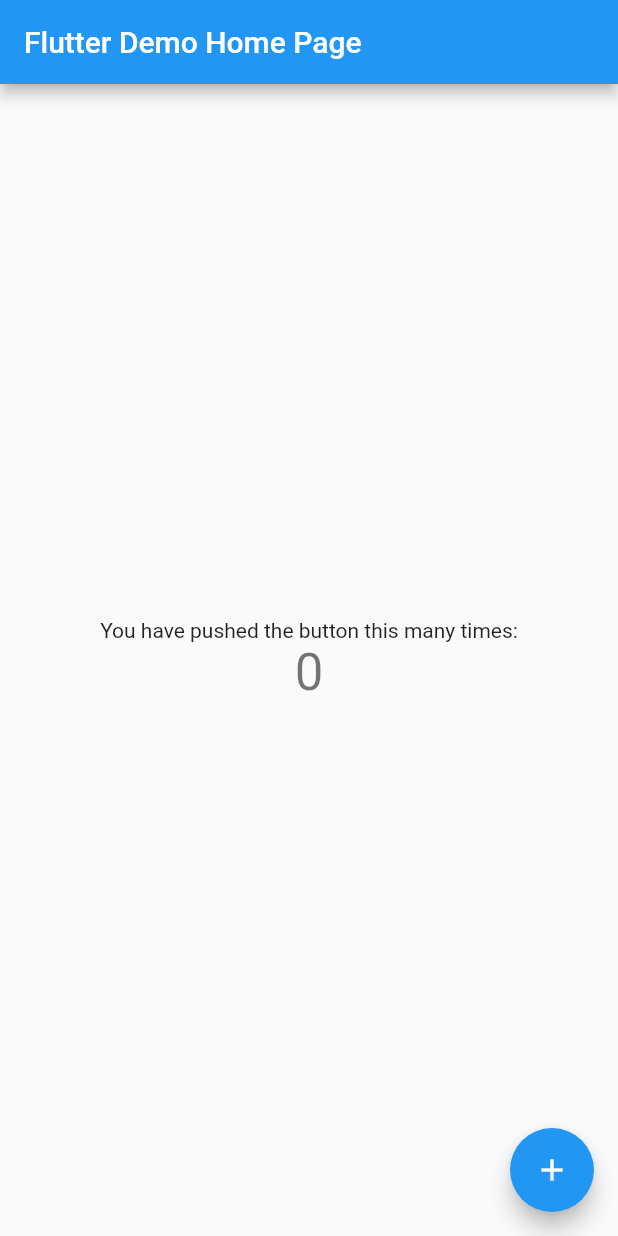
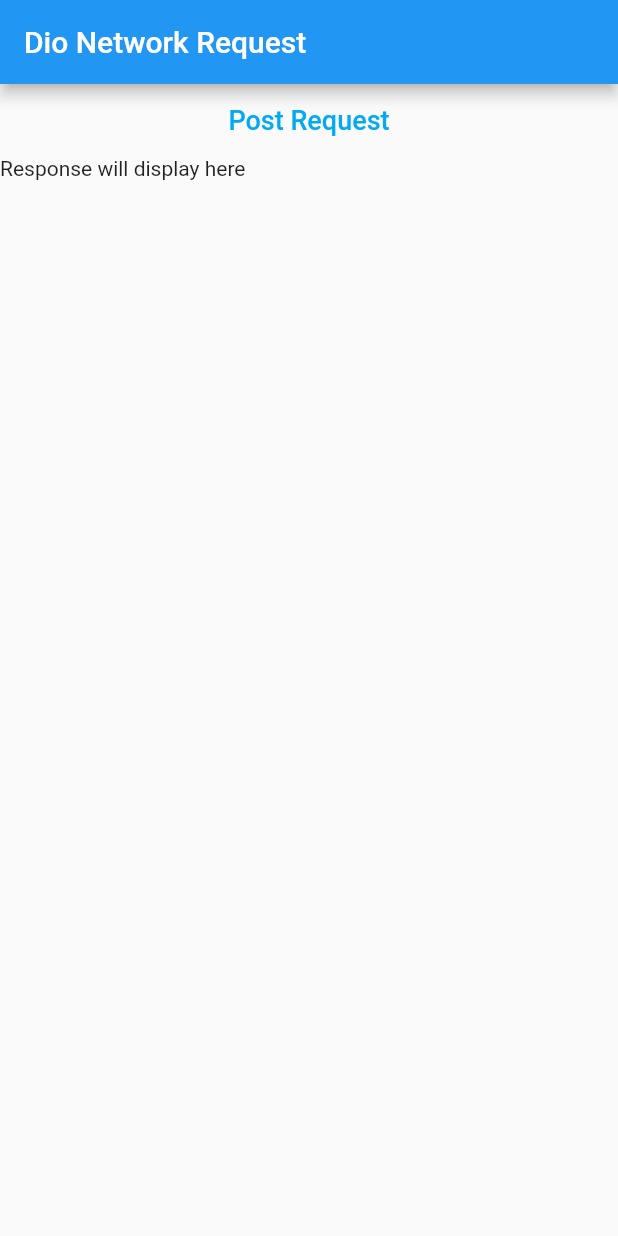
Before and after one commit to mustafal/odoo_json_rpc_flutter, a Flutter app: the screen it shows after launch, on a phone screen of 412 x 824 dp. Run offline on Flutter 3.47's test engine with Material 2 defaults, Android fonts, the phone set to English and light mode, and no system bars; our stand-ins replace cookie_jar, device_info, dio, dio_cookie_manager; missing offline and left inert: dart:ffi, dio_flutter_transformer.

Commit message:
[ADD] basic sample with `authenticate` & `search.read`

```diff
--- /dev/null
+++ b/lib/config/config.dart
@@ -0,0 +1,17 @@
+class Config {
+  static const BaseUrl = 'http://704276-12-0-81f4e6.runbot23.odoo.com/';
+  static const Timeout = 60000;
+
+  static const Email = 'admin';
+  static const Password = 'admin';
+  static const Database = '704276-12-0-81f4e6-all';
+
+  static const LogNetworkRequest = true;
+  static const LogNetworkRequestHeader = true;
+  static const LogNetworkRequestBody = true;
+  static const LogNetworkResponseHeader = true;
+  static const LogNetworkResponseBody = true;
+  static const LogNetworkError = true;
+
+  const Config._();
+}
--- /dev/null
+++ b/lib/config/dio_factory.dart
@@ -0,0 +1,77 @@
+import 'dart:ffi';
+import 'dart:io';
+
+import 'package:cookie_jar/cookie_jar.dart';
+import 'package:device_info/device_info.dart';
+import 'package:dio/dio.dart';
+import 'package:dio_cookie_manager/dio_cookie_manager.dart';
+import 'package:dio_flutter_transformer/dio_flutter_transformer.dart';
+import 'package:flutter/foundation.dart';
+import 'package:odoo_json_rpc_flutter/config/config.dart';
+import 'package:path_provider/path_provider.dart';
+
+class DioFactory {
+  static final _singleton = DioFactory._instance();
+
+  static Dio get dio => _singleton._dio;
+
+  static var _deviceName = 'Generic Device';
+  static var _cookiesPath = './.cookies/';
+
+  static Future<Void> computeDeviceInfo() async {
+    if (Platform.isAndroid || Platform.isIOS) {
+      DeviceInfoPlugin deviceInfo = DeviceInfoPlugin();
+      if (Platform.isAndroid) {
+        AndroidDeviceInfo androidInfo = await deviceInfo.androidInfo;
+        _deviceName = '${androidInfo.brand} ${androidInfo.model}';
+      } else {
+        IosDeviceInfo iosInfo = await deviceInfo.iosInfo;
+        _deviceName = iosInfo.utsname.machine;
+      }
+    } else if (Platform.isFuchsia) {
+      _deviceName = 'Generic Fuchsia Device';
+    } else if (Platform.isLinux) {
+      _deviceName = 'Generic Linux Device';
+    } else if (Platform.isMacOS) {
+      _deviceName = 'Generic Macintosh Device';
+    } else if (Platform.isWindows) {
+      _deviceName = 'Generic Windows Device';
+    }
+
+    final directory = await getApplicationDocumentsDirectory();
+    _cookiesPath = '${directory.path}/.cookies/';
+
+    return Void();
+  }
+
+  Dio _dio;
+
+  DioFactory._instance() {
+    _dio = Dio(
+      BaseOptions(
+        baseUrl: Config.BaseUrl,
+        headers: {
+          HttpHeaders.userAgentHeader: _deviceName,
+        },
+        connectTimeout: Config.Timeout,
+        receiveTimeout: Config.Timeout,
+        sendTimeout: Config.Timeout,
+      ),
+    );
+    _dio.interceptors.add(CookieManager(PersistCookieJar(dir: _cookiesPath)));
+    _dio.transformer = FlutterTransformer();
+    if (!kReleaseMode) {
+      _dio.interceptors.add(LogInterceptor(
+        request: Config.LogNetworkRequest,
+        requestHeader: Config.LogNetworkRequestHeader,
+        requestBody: Config.LogNetworkRequestBody,
+        responseHeader: Config.LogNetworkResponseHeader,
+        responseBody: Config.LogNetworkResponseBody,
+        error: Config.LogNetworkError,
+        logPrint: (Object object) {
+          debugPrint(object, wrapWidth: 768);
+        },
+      ));
+    }
+  }
+}
--- /dev/null
+++ b/lib/entities/error/odoo_error.dart
@@ -0,0 +1,39 @@
+import 'package:odoo_json_rpc_flutter/entities/error/data.dart';
+
+class OdooError {
+  var code = 200;
+  var message = '';
+  var data = Data();
+
+  OdooError();
+
+  OdooError.fromJsonMap(Map<String, dynamic> map)
+      : code = map['code'] ?? 200,
+        message = map['message'] ?? '',
+        data = Data.fromJsonMap(map['data'] ?? {});
+
+  Map<String, dynamic> toJson() {
+    final data = Map<String, dynamic>();
+    data['code'] = code;
+    data['message'] = message;
+    data['data'] = this.data.toJson();
+    return data;
+  }
+
+  @override
+  bool operator ==(Object other) =>
+      identical(this, other) ||
+      other is OdooError &&
+          runtimeType == other.runtimeType &&
+          code == other.code &&
+          message == other.message &&
+          data == other.data;
+
+  @override
+  int get hashCode => code.hashCode ^ message.hashCode ^ data.hashCode;
+
+  @override
+  String toString() {
+    return 'OdooError{code: $code, message: $message, data: $data}';
+  }
+}
--- /dev/null
+++ b/lib/entities/web.session.authenticate/authenticate_request.dart
@@ -0,0 +1,44 @@
+import 'package:odoo_json_rpc_flutter/entities/web.session.authenticate/params.dart';
+
+class AuthenticateRequest {
+  var jsonRpc = '2.0';
+  var method = 'call';
+  var id = 0;
+  var params = Params();
+
+  AuthenticateRequest();
+
+  AuthenticateRequest.dynamic(Map<String, dynamic> map)
+      : jsonRpc = map['jsonrpc'] ?? '2.0',
+        method = map['method'] ?? 'call',
+        id = map['id'] ?? 0,
+        params = Params.fromJsonMap(map['params'] ?? {});
+
+  Map<String, dynamic> toJson() {
+    final data = Map<String, dynamic>();
+    data['jsonrpc'] = jsonRpc;
+    data['method'] = method;
+    data['id'] = id;
+    data['params'] = params == null ? null : params.toJson();
+    return data;
+  }
+
+  @override
+  bool operator ==(Object other) =>
+      identical(this, other) ||
+      other is AuthenticateRequest &&
+          runtimeType == other.runtimeType &&
+          jsonRpc == other.jsonRpc &&
+          method == other.method &&
+          id == other.id &&
+          params == other.params;
+
+  @override
+  int get hashCode =>
+      jsonRpc.hashCode ^ method.hashCode ^ id.hashCode ^ params.hashCode;
+
+  @override
+  String toString() {
+    return 'AuthenticateRequest{jsonRpc: $jsonRpc, method: $method, id: $id, params: $params}';
+  }
+}
--- /dev/null
+++ b/lib/entities/web.session.authenticate/authenticate_response.dart
@@ -0,0 +1,53 @@
+import 'package:odoo_json_rpc_flutter/entities/error/odoo_error.dart';
+import 'package:odoo_json_rpc_flutter/entities/web.session.authenticate/result.dart';
+
+class AuthenticateResponse {
+  var jsonRpc = '2.0';
+  var id = 0;
+  var result = Result();
+  var error = OdooError();
+
+  AuthenticateResponse();
+
+  bool get isSuccessful => !isError;
+
+  bool get isError => error.message.isNotEmpty;
+
+  int get errorCode => error.code;
+
+  String get errorMessage => error.data.message;
+
+  AuthenticateResponse.fromJsonMap(Map<String, dynamic> map)
+      : jsonRpc = map['jsonrpc'] ?? '2.0',
+        id = map['id'] ?? 0,
+        result = Result.fromJsonMap(map['result'] ?? {}),
+        error = OdooError.fromJsonMap(map['error'] ?? {});
+
+  Map<String, dynamic> toJson() {
+    final data = Map<String, dynamic>();
+    data['jsonrpc'] = jsonRpc;
+    data['id'] = id;
+    data['result'] = result.toJson();
+    data['error'] = error.toJson();
+    return data;
+  }
+
+  @override
+  bool operator ==(Object other) =>
+      identical(this, other) ||
+      other is AuthenticateResponse &&
+          runtimeType == other.runtimeType &&
+          jsonRpc == other.jsonRpc &&
+          id == other.id &&
+          result == other.result &&
+          error == other.error;
+
+  @override
+  int get hashCode =>
+      jsonRpc.hashCode ^ id.hashCode ^ result.hashCode ^ error.hashCode;
+
+  @override
+  String toString() {
+    return 'AuthenticateResponse{jsonRpc: $jsonRpc, id: $id, result: $result, error: $error}';
+  }
+}
--- /dev/null
+++ b/lib/entities/web.session.authenticate/params.dart
@@ -0,0 +1,37 @@
+class Params {
+  var login = '';
+  var password = '';
+  var db = '';
+
+  Params();
+
+  Params.fromJsonMap(Map<String, dynamic> map)
+      : login = map['login'] ?? '',
+        password = map['password'] ?? '',
+        db = map['db'] ?? '';
+
+  Map<String, dynamic> toJson() {
+    final data = Map<String, dynamic>();
+    data['login'] = login;
+    data['password'] = password;
+    data['db'] = db;
+    return data;
+  }
+
+  @override
+  bool operator ==(Object other) =>
+      identical(this, other) ||
+      other is Params &&
+          runtimeType == other.runtimeType &&
+          login == other.login &&
+          password == other.password &&
+          db == other.db;
+
+  @override
+  int get hashCode => login.hashCode ^ password.hashCode ^ db.hashCode;
+
+  @override
+  String toString() {
+    return 'Params{login: $login, password: $password, db: $db}';
+  }
+}
--- /dev/null
+++ b/lib/entities/web.session.authenticate/result.dart
@@ -0,0 +1,95 @@
+class Result {
+  var sessionId = '';
+  var uid = 0;
+  var isSystem = false;
+  var isAdmin = false;
+  var userContext = Map<String, dynamic>();
+  var db = '';
+  var serverVersion = '';
+  var serverVersionInfo = List<dynamic>();
+  var name = '';
+  var username = '';
+  var partnerDisplayName = '';
+  var companyId = 0;
+  var partnerId = 0;
+  var webBaseUrl = '';
+
+  Result();
+
+  Result.fromJsonMap(Map<String, dynamic> map)
+      : sessionId = map['session_id'] ?? '',
+        uid = map['uid'] ?? 0,
+        isSystem = map['is_system'] ?? false,
+        isAdmin = map['is_admin'] ?? false,
+        userContext = map['user_context'] ?? Map<String, dynamic>(),
+        db = map['db'] ?? '',
+        serverVersion = map['server_version'] ?? '',
+        serverVersionInfo = map['server_version_info'] ?? List<dynamic>(),
+        name = map['name'] ?? '',
+        username = map['username'] ?? '',
+        partnerDisplayName = map['partner_display_name'] ?? '',
+        companyId = map['company_id'] ?? 0,
+        partnerId = map['partner_id'] ?? 0,
+        webBaseUrl = map['web.base.url'] ?? '';
+
+  Map<String, dynamic> toJson() {
+    final data = Map<String, dynamic>();
+    data['session_id'] = sessionId;
+    data['uid'] = uid;
+    data['is_system'] = isSystem;
+    data['is_admin'] = isAdmin;
+    data['user_context'] = userContext;
+    data['db'] = db;
+    data['server_version'] = serverVersion;
+    data['server_version_info'] = serverVersionInfo;
+    data['name'] = name;
+    data['username'] = username;
+    data['partner_display_name'] = partnerDisplayName;
+    data['company_id'] = companyId;
+    data['partner_id'] = partnerId;
+    data['web.base.url'] = webBaseUrl;
+    return data;
+  }
+
+  @override
+  bool operator ==(Object other) =>
+      identical(this, other) ||
+      other is Result &&
+          runtimeType == other.runtimeType &&
+          sessionId == other.sessionId &&
+          uid == other.uid &&
+          isSystem == other.isSystem &&
+          isAdmin == other.isAdmin &&
+          userContext == other.userContext &&
+          db == other.db &&
+          serverVersion == other.serverVersion &&
+          serverVersionInfo == other.serverVersionInfo &&
+          name == other.name &&
+          username == other.username &&
+          partnerDisplayName == other.partnerDisplayName &&
+          companyId == other.companyId &&
+          partnerId == other.partnerId &&
+          webBaseUrl == other.webBaseUrl;
+
+  @override
+  int get hashCode =>
+      sessionId.hashCode ^
+      uid.hashCode ^
+      isSystem.hashCode ^
+      isAdmin.hashCode ^
+      userContext.hashCode ^
+      db.hashCode ^
+      serverVersion.hashCode ^
+      serverVersionInfo.hashCode ^
+      name.hashCode ^
+      username.hashCode ^
+      partnerDisplayName.hashCode ^
+      companyId.hashCode ^
+      partnerId.hashCode ^
+      webBaseUrl.hashCode;
+
+  @override
+  String toString() {
+    return 'Result{sessionId: $sessionId, uid: $uid, isSystem: $isSystem, isAdmin: $isAdmin, userContext: $userContext, db: $db, serverVersion: $serverVersion, serverVersionInfo: $serverVersionInfo, name: $name, username: $username, partnerDisplayName: $partnerDisplayName, companyId: $companyId, partnerId: $partnerId, webBaseUrl: $webBaseUrl}';
+  }
+}
--- /dev/null
+++ b/lib/home/home_page.dart
@@ -0,0 +1,117 @@
+import 'package:flutter/foundation.dart';
+import 'package:flutter/material.dart';
+import 'package:odoo_json_rpc_flutter/config/config.dart';
+import 'package:odoo_json_rpc_flutter/config/dio_factory.dart';
+import 'package:odoo_json_rpc_flutter/entities/web.session.authenticate/authenticate_request.dart';
+import 'package:odoo_json_rpc_flutter/entities/web.session.authenticate/authenticate_response.dart';
+import 'package:odoo_json_rpc_flutter/entities/web.session.authenticate/params.dart';
+
+class HomePage extends StatefulWidget {
+  HomePage({Key key, this.title}) : super(key: key);
+
+  final String title;
+
+  @override
+  _HomePageState createState() => _HomePageState();
+}
+
+class _HomePageState extends State<HomePage> {
+  var response = 'Response will display here';
+
+  @override
+  Widget build(BuildContext context) {
+    return Scaffold(
+      appBar: AppBar(
+        title: Text(widget.title),
+      ),
+      body: ListView(
+        children: <Widget>[
+          Center(
+            child: FlatButton(
+              child: Text(
+                'Post Request',
+                style: TextStyle(
+                  color: Colors.lightBlue,
+                  fontSize: 18.0,
+                ),
+              ),
+              onPressed: () {
+                _authenticate();
+              },
+            ),
+          ),
+          Text(response)
+        ],
+      ),
+    );
+  }
+
+  void _authenticate() async {
+    final params = Params()
+      ..login = Config.Email
+      ..password = Config.Password
+      ..db = Config.Database;
+    final request = AuthenticateRequest()
+      ..id = 1
+      ..params = params;
+    final response = await DioFactory.dio
+        .post<Map<String, dynamic>>('web/session/authenticate',
+            data: request.toJson())
+        .catchError((final e) {
+      final message = e.toString();
+      print(message);
+    });
+    if (response == null) {
+      return;
+    }
+    if (response.statusCode != 200) {
+      print('response failed ${response.statusCode}:${response.statusMessage}');
+      return;
+    }
+    final responseData = AuthenticateResponse.fromJsonMap(response.data ?? {});
+    if (!responseData.isSuccessful) {
+      print('${responseData.errorMessage}');
+      setState(() {
+        this.response = responseData.errorMessage;
+      });
+      return;
+    }
+    setState(() {
+      this.response = 'authenticated';
+    });
+    _searchRead();
+  }
+
+  void _searchRead() async {
+    try {
+      final data = {
+        'jsonrpc': '2.0',
+        'method': 'call',
+        'id': 2,
+        'params': {
+          'model': 'res.partner',
+          'fields': ['id', 'name', 'email'],
+          'domain': [
+            ['customer', '=', true]
+          ],
+          'offset': 0,
+          'limit': 10,
+          'sort': 'name ASC'
+        }
+      };
+      final response = await DioFactory.dio
+          .post<Map<String, dynamic>>('web/dataset/search_read', data: data);
+      if (response.statusCode == 200) {
+        debugPrint('search_read response is ${response.data}', wrapWidth: 1024);
+        setState(() {
+          this.response = 'Search Read: ${response.data}';
+        });
+      } else {
+        print(
+            'response failed with ${response.statusCode}:${response.statusMessage}');
+      }
+    } catch (e) {
+      print(e);
+    }
+  }
+}
--- a/lib/main.dart
+++ b/lib/main.dart
@@ -1,111 +1,21 @@
 import 'package:flutter/material.dart';
+import 'package:odoo_json_rpc_flutter/config/dio_factory.dart';
+import 'package:odoo_json_rpc_flutter/home/home_page.dart';
 
-void main() => runApp(MyApp());
+void main() async {
+  await DioFactory.computeDeviceInfo();
+  runApp(MyApp());
+}
 
 class MyApp extends StatelessWidget {
-  // This widget is the root of your application.
   @override
   Widget build(BuildContext context) {
     return MaterialApp(
-      title: 'Flutter Demo',
+      title: 'Dio Network Request',
       theme: ThemeData(
-        // This is the theme of your application.
-        //
-        // Try running your application with "flutter run". You'll see the
-        // application has a blue toolbar. Then, without quitting the app, try
-        // changing the primarySwatch below to Colors.green and then invoke
-        // "hot reload" (press "r" in the console where you ran "flutter run",
-        // or simply save your changes to "hot reload" in a Flutter IDE).
-        // Notice that the counter didn't reset back to zero; the application
-        // is not restarted.
         primarySwatch: Colors.blue,
       ),
-      home: MyHomePage(title: 'Flutter Demo Home Page'),
+      home: HomePage(title: 'Dio Network Request'),
     );
   }
 }
-
-class MyHomePage extends StatefulWidget {
-  MyHomePage({Key key, this.title}) : super(key: key);
-
-  // This widget is the home page of your application. It is stateful, meaning
-  // that it has a State object (defined below) that contains fields that affect
-  // how it looks.
-
-  // This class is the configuration for the state. It holds the values (in this
-  // case the title) provided by the parent (in this case the App widget) and
-  // used by the build method of the State. Fields in a Widget subclass are
-  // always marked "final".
-
-  final String title;
-
-  @override
-  _MyHomePageState createState() => _MyHomePageState();
-}
-
-class _MyHomePageState extends State<MyHomePage> {
-  int _counter = 0;
-
-  void _incrementCounter() {
-    setState(() {
-      // This call to setState tells the Flutter framework that something has
-      // changed in this State, which causes it to rerun the build method below
-      // so that the display can reflect the updated values. If we changed
-      // _counter without calling setState(), then the build method would not be
-      // called again, and so nothing would appear to happen.
-      _counter++;
-    });
-  }
-
-  @override
-  Widget build(BuildContext context) {
-    // This method is rerun every time setState is called, for instance as done
-    // by the _incrementCounter method above.
-    //
-    // The Flutter framework has been optimized to make rerunning build methods
-    // fast, so that you can just rebuild anything that needs updating rather
-    // than having to individually change instances of widgets.
-    return Scaffold(
-      appBar: AppBar(
-        // Here we take the value from the MyHomePage object that was created by
-        // the App.build method, and use it to set our appbar title.
-        title: Text(widget.title),
-      ),
-      body: Center(
-        // Center is a layout widget. It takes a single child and positions it
-        // in the middle of the parent.
-        child: Column(
-          // Column is also a layout widget. It takes a list of children and
-          // arranges them vertically. By default, it sizes itself to fit its
-          // children horizontally, and tries to be as tall as its parent.
-          //
-          // Invoke "debug painting" (press "p" in the console, choose the
-          // "Toggle Debug Paint" action from the Flutter Inspector in Android
-          // Studio, or the "Toggle Debug Paint" command in Visual Studio Code)
-          // to see the wireframe for each widget.
-          //
-          // Column has various properties to control how it sizes itself and
-          // how it positions its children. Here we use mainAxisAlignment to
-          // center the children vertically; the main axis here is the vertical
-          // axis because Columns are vertical (the cross axis would be
-          // horizontal).
-          mainAxisAlignment: MainAxisAlignment.center,
-          children: <Widget>[
-            Text(
-              'You have pushed the button this many times:',
-            ),
-            Text(
-              '$_counter',
-              style: Theme.of(context).textTheme.display1,
-            ),
-          ],
-        ),
-      ),
-      floatingActionButton: FloatingActionButton(
-        onPressed: _incrementCounter,
-        tooltip: 'Increment',
-        child: Icon(Icons.add),
-      ), // This trailing comma makes auto-formatting nicer for build methods.
-    );
-  }
-}
--- /dev/null
+++ b/lib/odoo.dart
@@ -0,0 +1,3 @@
+class Odoo {
+  const Odoo._();
+}
```
Also changed, not shown: lib/entities/error/data.dart (added, +50 -0 lines), pubspec.yaml (+7 -1 lines), pubspec.lock.
